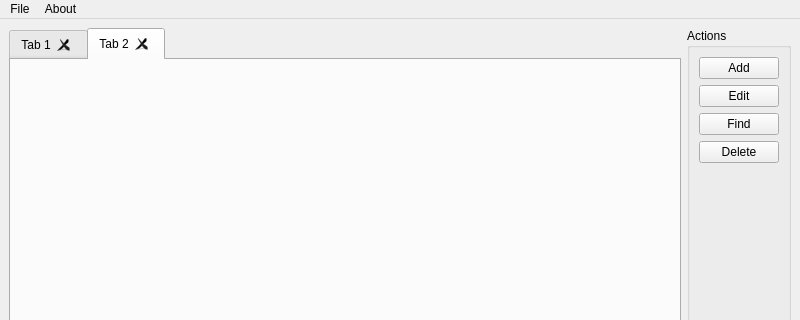
Before: the Qt Designer form mainwindow.ui in avi-gecko/cw-vesupplier, drawn with Qt 5; both pictures show x 0 to 800 and y 0 to 320 of the 800 by 600 pixel window.
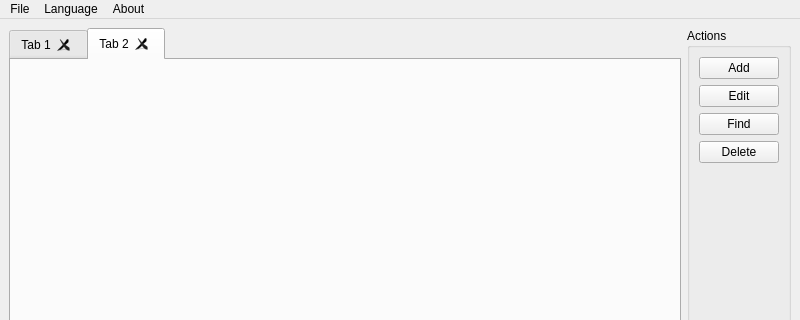
After: the same form once the commit is applied.

```diff
--- a/mainwindow.ui
+++ b/mainwindow.ui
@@ -118,7 +118,15 @@
      <string>About</string>
     </property>
    </widget>
+   <widget class="QMenu" name="language">
+    <property name="title">
+     <string>Language</string>
+    </property>
+    <addaction name="russian"/>
+    <addaction name="english"/>
+   </widget>
    <addaction name="menu"/>
+   <addaction name="language"/>
    <addaction name="about"/>
   </widget>
   <widget class="QStatusBar" name="statusbar"/>
```
Left out of the diff: 30 changed lines with no effect on the pictures.
